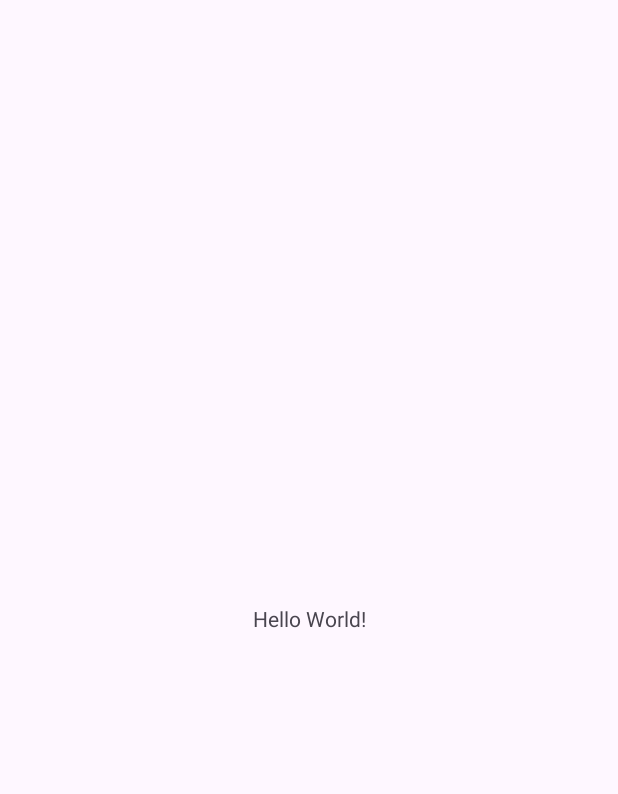
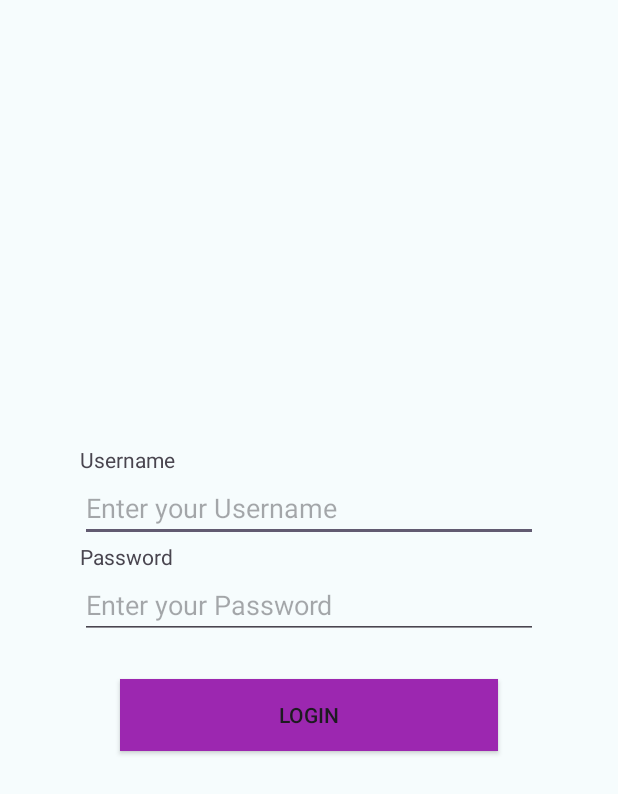
Before and after one commit to johnpoly/EntryLog, an Android app: the screen it shows after launch (MainActivity), on a phone screen of 412 x 824 dp. Before the commit the part shown is almost empty. Shown: the top 794 px of the screen. Run offline under Robolectric (Android 15) with nearby library versions, the phone set to English and light mode, and no system bars.

Commit message:
Login Completed

```diff
--- a/app/src/main/java/com/example/entrylog/MainActivity.java
+++ b/app/src/main/java/com/example/entrylog/MainActivity.java
@@ -1,24 +1,40 @@
 package com.example.entrylog;
 
 import android.os.Bundle;
+import android.view.View;
+import android.widget.EditText;
+import android.widget.Toast;
 
 import androidx.activity.EdgeToEdge;
 import androidx.appcompat.app.AppCompatActivity;
+import androidx.appcompat.widget.AppCompatButton;
 import androidx.core.graphics.Insets;
 import androidx.core.view.ViewCompat;
 import androidx.core.view.WindowInsetsCompat;
 
 public class MainActivity extends AppCompatActivity {
 
+    EditText ed1,ed2;
+    AppCompatButton b1;
+
     @Override
     protected void onCreate(Bundle savedInstanceState) {
         super.onCreate(savedInstanceState);
         EdgeToEdge.enable(this);
         setContentView(R.layout.activity_main);
-        ViewCompat.setOnApplyWindowInsetsListener(findViewById(R.id.main), (v, insets) -> {
-            Insets systemBars = insets.getInsets(WindowInsetsCompat.Type.systemBars());
-            v.setPadding(systemBars.left, systemBars.top, systemBars.right, systemBars.bottom);
-            return insets;
+
+        ed1=(EditText) findViewById(R.id.uname);
+        ed2=(EditText) findViewById(R.id.pass);
+        b1=(AppCompatButton) findViewById(R.id.logbtn);
+
+        b1.setOnClickListener(new View.OnClickListener() {
+            @Override
+            public void onClick(View v) {
+                String getUsername=ed1.getText().toString();
+                String getPassword=ed2.getText().toString();
+                Toast.makeText(getApplicationContext(),getUsername,Toast.LENGTH_SHORT).show();
+            }
         });
+
     }
 }
--- a/app/src/main/res/layout/activity_main.xml
+++ b/app/src/main/res/layout/activity_main.xml
@@ -1,19 +1,36 @@
-<?xml version="1.0" encoding="utf-8"?>
-<androidx.constraintlayout.widget.ConstraintLayout xmlns:android="http://schemas.android.com/apk/res/android"
-    xmlns:app="http://schemas.android.com/apk/res-auto"
-    xmlns:tools="http://schemas.android.com/tools"
-    android:id="@+id/main"
+<LinearLayout android:layout_height="match_parent"
     android:layout_width="match_parent"
-    android:layout_height="match_parent"
-    tools:context=".MainActivity">
+    android:orientation="vertical"
+    android:background="#F6FCFD"
+    android:padding="80px"
+    android:gravity="center"
+    xmlns:android="http://schemas.android.com/apk/res/android">
 
     <TextView
-        android:layout_width="wrap_content"
+        android:layout_width="match_parent"
         android:layout_height="wrap_content"
-        android:text="Hello World!"
-        app:layout_constraintBottom_toBottomOf="parent"
-        app:layout_constraintEnd_toEndOf="parent"
-        app:layout_constraintStart_toStartOf="parent"
-        app:layout_constraintTop_toTopOf="parent" />
+        android:text="Username"/>
+    <EditText
+        android:layout_width="match_parent"
+        android:layout_height="wrap_content"
+        android:hint="Enter your Username"
+        android:id="@+id/uname"/>
+    <TextView
+        android:layout_width="match_parent"
+        android:layout_height="wrap_content"
+        android:text="Password"/>
+    <EditText
+        android:layout_width="match_parent"
+        android:layout_height="wrap_content"
+        android:inputType="textPassword"
+        android:hint="Enter your Password"
+        android:id="@+id/pass"/>
+    <androidx.appcompat.widget.AppCompatButton
+        android:layout_width="match_parent"
+        android:layout_height="wrap_content"
+        android:text="login"
+        android:background="#9C27B0"
+        android:layout_margin="40px"
+        android:id="@+id/logbtn"/>
 
-</androidx.constraintlayout.widget.ConstraintLayout>
+</LinearLayout>
```
